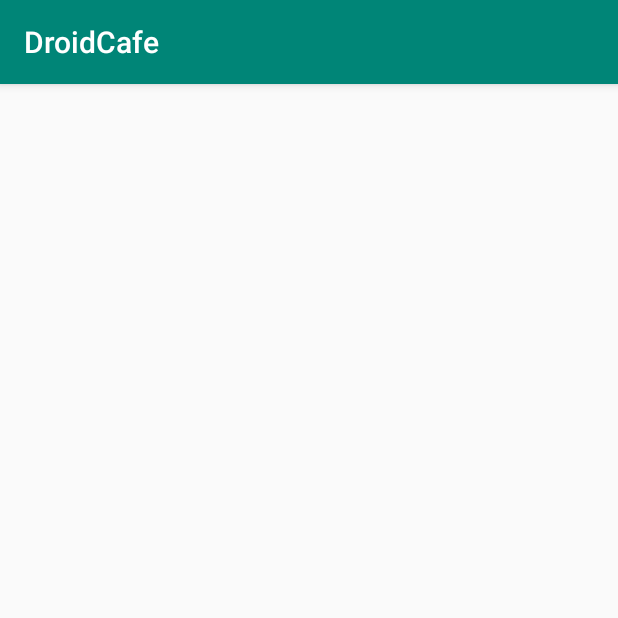
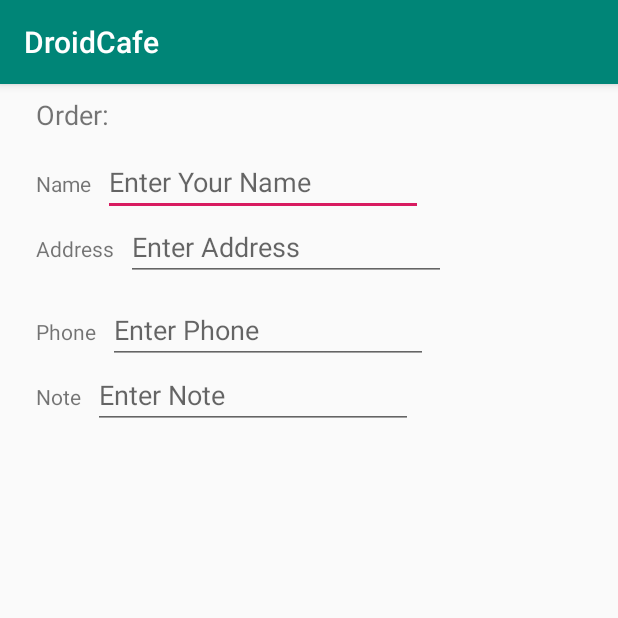
Before and after one commit to SaumyaSingh1/Android-Codelabs, an Android app: the OrderActivity screen opened directly, with no data from a screen before it, on a phone screen of 412 x 824 dp, the top half of it. Run offline under Robolectric (Android 15) with nearby library versions, the phone set to English and light mode, and no system bars.

Commit message:
completed task 1 of input controls

```diff
--- a/DroidCafe/app/src/main/res/layout/activity_order.xml
+++ b/DroidCafe/app/src/main/res/layout/activity_order.xml
@@ -6,4 +6,106 @@
     android:layout_height="match_parent"
     tools:context=".OrderActivity">
 
+    <TextView
+        android:id="@+id/order_textview"
+        android:layout_width="wrap_content"
+        android:layout_height="wrap_content"
+        android:layout_marginStart="24dp"
+        android:layout_marginLeft="24dp"
+        android:layout_marginTop="8dp"
+        android:text="@string/order_label_text"
+        android:textSize="18sp"
+        app:layout_constraintStart_toStartOf="parent"
+        app:layout_constraintTop_toTopOf="parent" />
+
+    <TextView
+        android:layout_width="wrap_content"
+        android:layout_height="wrap_content"
+        android:id="@+id/name_label"
+        android:layout_marginStart="24dp"
+        android:layout_marginLeft="24dp"
+        android:layout_marginTop="24dp"
+        android:text="@string/name_label_text"
+        app:layout_constraintStart_toStartOf="parent"
+        app:layout_constraintTop_toBottomOf="@id/order_textview"/>
+
+    <EditText
+        android:id="@+id/name_text"
+        android:layout_width="wrap_content"
+        android:layout_height="wrap_content"
+        android:layout_marginStart="8dp"
+        android:layout_marginLeft="8dp"
+        android:ems="10"
+        android:hint="@string/enter_name_hint"
+        android:inputType="textPersonName"
+        app:layout_constraintBaseline_toBaselineOf="@+id/name_label"
+        app:layout_constraintStart_toEndOf="@+id/name_label" />
+
+    <TextView
+        android:id="@+id/address_label"
+        android:layout_width="wrap_content"
+        android:layout_height="wrap_content"
+        android:text="@string/address_label_text"
+        app:layout_constraintTop_toBottomOf="@+id/name_label"
+        app:layout_constraintStart_toStartOf="parent"
+        android:layout_marginStart="24dp"
+        android:layout_marginLeft="24dp"
+        android:layout_marginTop="24dp"
+        />
+
+    <EditText
+        android:id="@+id/address_text"
+        android:layout_width="wrap_content"
+        android:layout_height="wrap_content"
+        android:layout_marginStart="8dp"
+        android:ems="10"
+        android:hint="@string/enter_address_hint"
+        android:inputType="textMultiLine"
+        app:layout_constraintBaseline_toBaselineOf="@+id/address_label"
+        app:layout_constraintStart_toEndOf="@+id/address_label" />
+
+    <TextView
+        android:layout_width="wrap_content"
+        android:layout_height="wrap_content"
+        android:id="@+id/phone_label"
+        android:layout_marginStart="24dp"
+        android:layout_marginLeft="24dp"
+        app:layout_constraintStart_toStartOf="parent"
+        app:layout_constraintTop_toBottomOf="@id/address_text"
+        android:layout_marginTop="24dp"
+        android:text="@string/phone_label_text"/>
+
+    <EditText
+        android:id="@+id/editText3"
+        android:layout_width="wrap_content"
+        android:layout_height="wrap_content"
+        android:layout_marginStart="8dp"
+        android:ems="10"
+        android:hint="@string/phone_hint"
+        android:inputType="phone"
+        app:layout_constraintBaseline_toBaselineOf="@+id/phone_label"
+        app:layout_constraintStart_toEndOf="@+id/phone_label" />
+
+    <TextView
+        android:layout_width="wrap_content"
+        android:layout_height="wrap_content"
+        android:id="@+id/note_label"
+        android:layout_marginStart="24dp"
+        android:layout_marginLeft="24dp"
+        android:layout_marginTop="24dp"
+        android:text="@string/note_label_text"
+        app:layout_constraintStart_toStartOf="parent"
+        app:layout_constraintTop_toBottomOf="@id/phone_label"/>
+
+    <EditText
+        android:id="@+id/editText4"
+        android:layout_width="wrap_content"
+        android:layout_height="wrap_content"
+        android:layout_marginStart="8dp"
+        android:ems="10"
+        android:hint="@string/enter_note_hint"
+        android:inputType="textMultiLine|textCapSentences"
+        app:layout_constraintBaseline_toBaselineOf="@+id/note_label"
+        app:layout_constraintStart_toEndOf="@+id/note_label" />
+
 </android.support.constraint.ConstraintLayout>
--- a/DroidCafe/app/src/main/res/values/strings.xml
+++ b/DroidCafe/app/src/main/res/values/strings.xml
@@ -8,4 +8,13 @@
     <string name="donut_order_message">You ordered a donut.</string>
     <string name="ice_cream_order_message">You ordered an ice cream sandwich.</string>
     <string name="froyo_order_message">You ordered a FroYo.</string>
+    <string name="order_label_text">Order:</string>
+    <string name="name_label_text">Name</string>
+    <string name="enter_name_hint">Enter Your Name</string>
+    <string name="address_label_text">Address</string>
+    <string name="enter_address_hint">Enter Address</string>
+    <string name="phone_label_text">Phone</string>
+    <string name="phone_hint">Enter Phone</string>
+    <string name="note_label_text">Note</string>
+    <string name="enter_note_hint">Enter Note</string>
 </resources>
```
